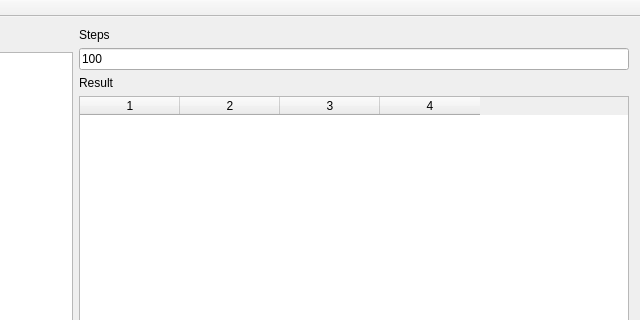
Before: the Qt Designer form code-demo/piQt/piQt/mainwindow.ui in kzhereb/knu-is-ooop2018, drawn with Qt 5; both pictures show x 162 to 802 and y 0 to 320 of the 802 by 428 pixel window.
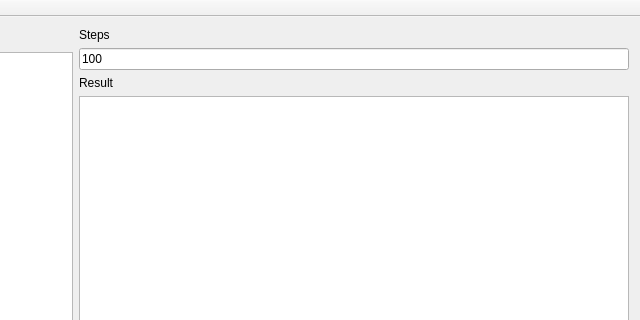
After: the same form once the commit is applied.

Commit message: Switched to TableView with StandardModel

What changed in the file:
```diff
--- a/code-demo/piQt/piQt/mainwindow.ui
+++ b/code-demo/piQt/piQt/mainwindow.ui
@@ -56,17 +56,10 @@
        </widget>
       </item>
       <item row="3" column="1">
-       <widget class="QTableWidget" name="tblResults">
+       <widget class="QTableView" name="tblResults">
         <property name="sortingEnabled">
          <bool>true</bool>
         </property>
-        <property name="columnCount">
-         <number>4</number>
-        </property>
-        <column/>
-        <column/>
-        <column/>
-        <column/>
        </widget>
       </item>
      </layout>
```
Left out of the diff: 2 changed lines with no effect on the pictures. The commit also changes 2 other files.
